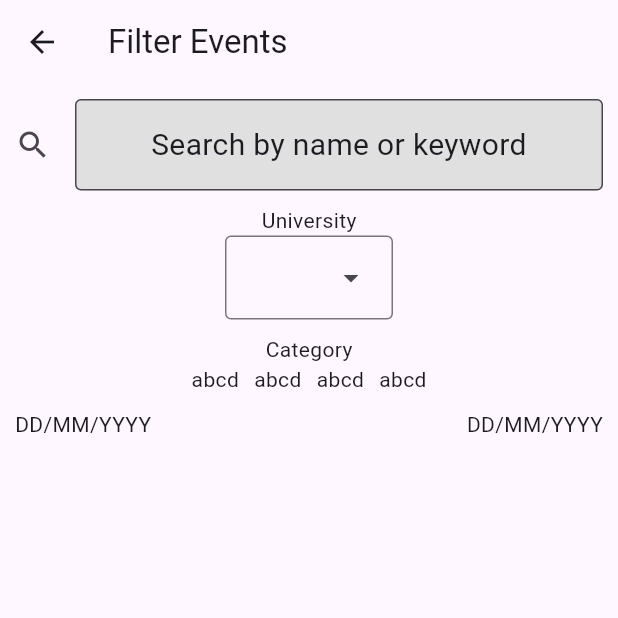
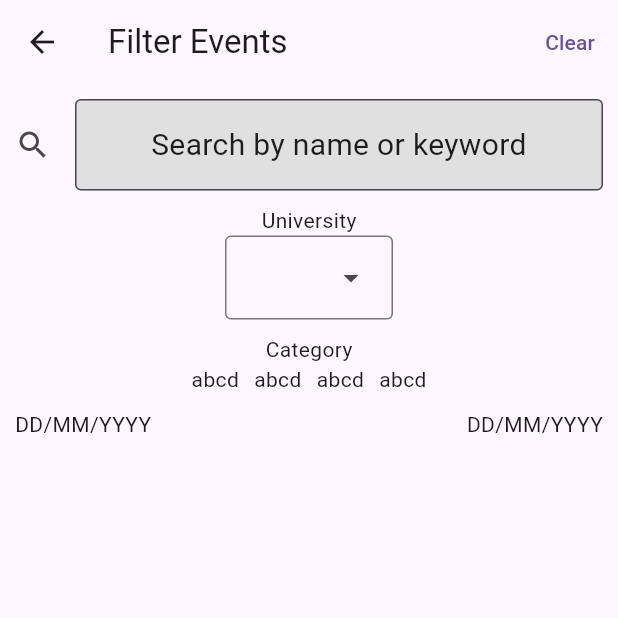
Before and after one commit to oralekin/CS310-Project, a Flutter app: the SearchFilterScreen screen opened directly, on a phone screen of 412 x 824 dp, the top half of it. Run offline on Flutter 3.47's test engine with Material 3 defaults, Android fonts, the light colour scheme and no system bars.

Commit message:
filter page add clear button

```diff
--- a/lib/screens/search_filter.dart
+++ b/lib/screens/search_filter.dart
@@ -11,11 +11,19 @@ class SearchFilterScreen extends StatefulWidget {
 }
 
 class _SearchFilterScreenState extends State<SearchFilterScreen> {
-  final UniqueKey _formKey = UniqueKey();
+  final _formKey = GlobalKey<FormState>();
 
   @override
   Widget build(BuildContext context) => Scaffold(
-    appBar: AppBar(title: Text("Filter Events")),
+    appBar: AppBar(
+      title: Text("Filter Events"),
+      actions: [
+        TextButton(
+          onPressed: () => _formKey.currentState?.reset(),
+          child: Text("Clear"),
+        ),
+      ],
+    ),
     body: Form(
       key: _formKey,
       child: Padding(
```
